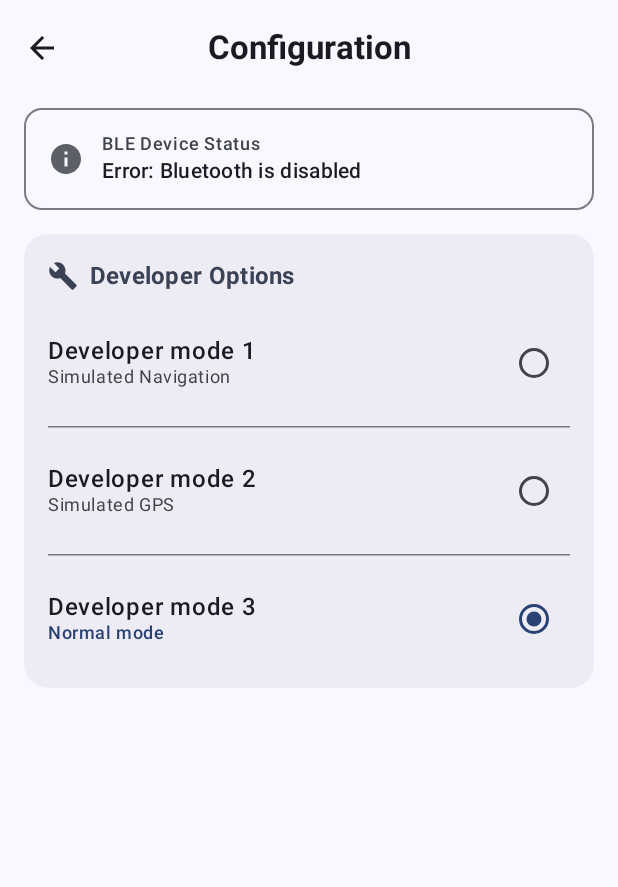
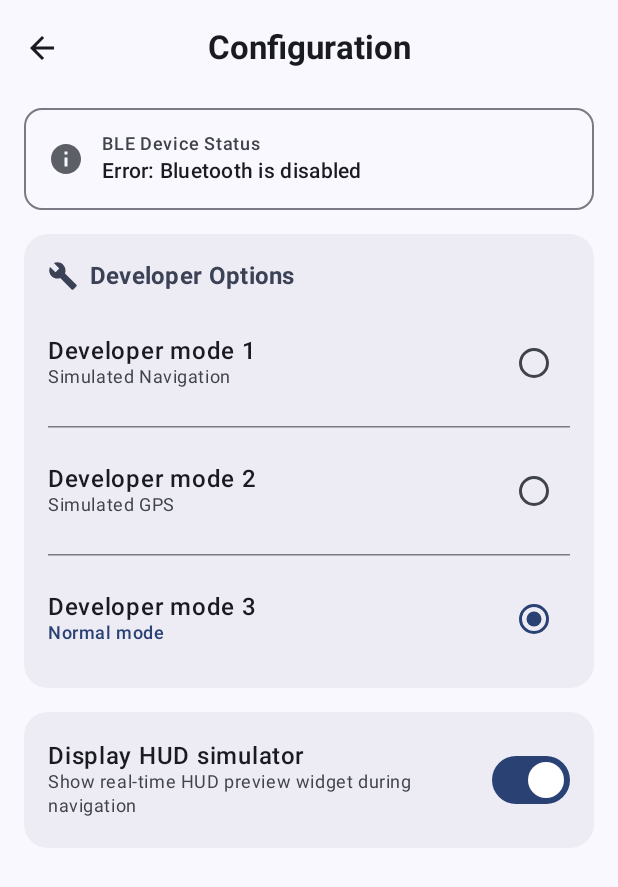
Before and after one commit to lithree/AR_HUD_Android_Master, an Android app built with Jetpack Compose: the ConfigActivity screen opened directly, with no data from a screen before it, on a phone screen of 412 x 824 dp. Shown: the top 887 px of the screen. Run offline under Robolectric (Android 15) with nearby library versions, the light colour scheme and no system bars.

Commit message:
Settings rework (HUD device simulator) - 260819

```diff
--- a/app/src/main/java/com/example/arhud/ConfigActivity.kt
+++ b/app/src/main/java/com/example/arhud/ConfigActivity.kt
@@ -24,6 +24,7 @@ import androidx.compose.material.icons.Icons
 import androidx.compose.material.icons.filled.ArrowBack
 import androidx.compose.material.icons.filled.Build
 import androidx.compose.material.icons.filled.Info
+import androidx.compose.material.icons.filled.PlayArrow
 import androidx.compose.material3.Card
 import androidx.compose.material3.CardDefaults
 import androidx.compose.material3.CenterAlignedTopAppBar
@@ -35,12 +36,14 @@ import androidx.compose.material3.MaterialTheme
 import androidx.compose.material3.OutlinedCard
 import androidx.compose.material3.RadioButton
 import androidx.compose.material3.Scaffold
+import androidx.compose.material3.Switch
 import androidx.compose.material3.Text
 import androidx.compose.material3.TopAppBarDefaults
 import androidx.compose.runtime.Composable
 import androidx.compose.runtime.collectAsState
 import androidx.compose.runtime.getValue
 import androidx.compose.runtime.mutableIntStateOf
+import androidx.compose.runtime.mutableStateOf
 import androidx.compose.runtime.remember
 import androidx.compose.runtime.setValue
 import androidx.compose.ui.Alignment
@@ -61,6 +64,7 @@ class ConfigActivity : ComponentActivity() {
         private const val KEY_DEV_MODE_SELECTED = "key_dev_mode_selected"
         private const val KEY_DEV_MODE_1 = "key_dev_mode_1"
         private const val KEY_DEV_MODE_2 = "key_dev_mode_2"
+        private const val KEY_DISPLAY_HUD_SIMULATOR = "key_display_hud_simulator"
     }
 
     override fun onCreate(savedInstanceState: Bundle?) {
@@ -78,6 +82,7 @@ class ConfigActivity : ComponentActivity() {
                 else -> 3
             }
         )
+        val initialDisplayHudSimulator = prefs.getBoolean(KEY_DISPLAY_HUD_SIMULATOR, true)
 
         enableEdgeToEdge()
         setContent {
@@ -87,6 +92,7 @@ class ConfigActivity : ComponentActivity() {
             ARHUDTheme {
                 ConfigScreen(
                     initialDevMode = initialDevMode,
+                    initialDisplayHudSimulator = initialDisplayHudSimulator,
                     bleStatus = bleStatus,
                     isConnected = isConnected,
                     onDevModeSelected = { mode ->
@@ -95,6 +101,9 @@ class ConfigActivity : ComponentActivity() {
                             .putBoolean(KEY_DEV_MODE_1, mode == 1)
                             .putBoolean(KEY_DEV_MODE_2, mode == 2)
                             .apply()
+                    },
+                    onDisplayHudSimulatorChange = { enabled ->
+                        prefs.edit().putBoolean(KEY_DISPLAY_HUD_SIMULATOR, enabled).apply()
                     },
                     onBackPressed = {
                         finish()
@@ -109,12 +118,15 @@ class ConfigActivity : ComponentActivity() {
 @Composable
 fun ConfigScreen(
     initialDevMode: Int,
+    initialDisplayHudSimulator: Boolean,
     bleStatus: String,
     isConnected: Boolean,
     onDevModeSelected: (Int) -> Unit,
+    onDisplayHudSimulatorChange: (Boolean) -> Unit,
     onBackPressed: () -> Unit
 ) {
     var selectedMode by remember { mutableIntStateOf(initialDevMode) }
+    var displayHudSimulator by remember { mutableStateOf(initialDisplayHudSimulator) }
 
     Scaffold(
         topBar = {
@@ -257,6 +269,56 @@ fun ConfigScreen(
                 }
             }
 
+            // HUD Simulator Display Toggle Card
+            Card(
+                modifier = Modifier.fillMaxWidth(),
+                colors = CardDefaults.cardColors(
+                    containerColor = MaterialTheme.colorScheme.surfaceVariant.copy(alpha = 0.5f)
+                ),
+                shape = RoundedCornerShape(16.dp)
+            ) {
+                Column(
+                    modifier = Modifier
+                        .fillMaxWidth()
+                        .padding(16.dp)
+                ) {
+                    Row(
+                        modifier = Modifier
+                            .fillMaxWidth()
+                            .clip(RoundedCornerShape(8.dp))
+                            .clickable {
+                                val next = !displayHudSimulator
+                                displayHudSimulator = next
+                                onDisplayHudSimulatorChange(next)
+                            }
+                            .padding(vertical = 4.dp),
+                        horizontalArrangement = Arrangement.SpaceBetween,
+                        verticalAlignment = Alignment.CenterVertically
+                    ) {
+                        Column(modifier = Modifier.weight(1f)) {
+                            Text(
+                                text = "Display HUD simulator",
+                                style = MaterialTheme.typography.bodyLarge,
+                                fontWeight = FontWeight.SemiBold
+                            )
+                            Text(
+                                text = "Show real-time HUD preview widget during navigation",
+                                style = MaterialTheme.typography.bodySmall,
+                                color = MaterialTheme.colorScheme.onSurfaceVariant
+                            )
+                        }
+
+                        Switch(
+                            checked = displayHudSimulator,
+                            onCheckedChange = { isChecked ->
+                                displayHudSimulator = isChecked
+                                onDisplayHudSimulatorChange(isChecked)
+                            }
+                        )
+                    }
+                }
+            }
+
             Spacer(modifier = Modifier.height(16.dp))
         }
     }
```
Also changed, not shown: app/src/main/java/com/example/arhud/NavigationActivity.kt (+29 -1 lines).
